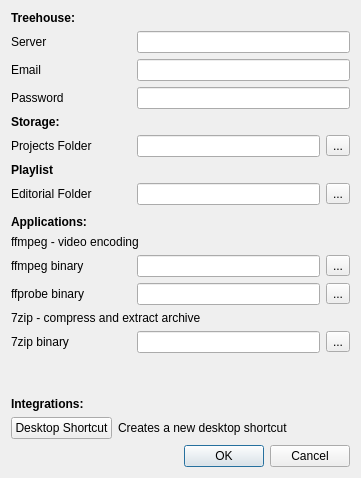
This is module/wildchildanimation/gui/forms/maya/settings_dialog.ui in dearyangyu/swing as Qt 5 draws it before an edit. The edited form follows.
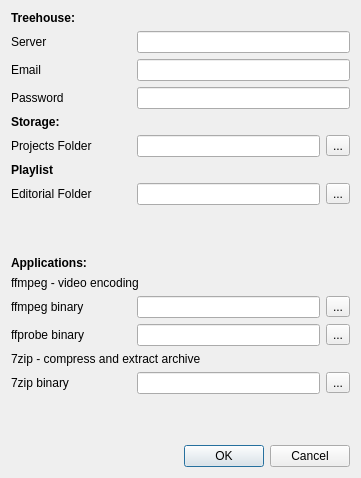
This is the edited form.

Diff of the .ui file:
```diff
--- a/module/wildchildanimation/gui/forms/maya/settings_dialog.ui
+++ b/module/wildchildanimation/gui/forms/maya/settings_dialog.ui
@@ -346,48 +346,7 @@
     </spacer>
    </item>
    <item>
-    <widget class="QLabel" name="labelIntegrations">
-     <property name="font">
-      <font>
-       <weight>75</weight>
-       <bold>true</bold>
-      </font>
-     </property>
-     <property name="text">
-      <string>Integrations:</string>
-     </property>
-    </widget>
-   </item>
-   <item>
-    <layout class="QHBoxLayout" name="horizontalLayout_8">
-     <item>
-      <widget class="QPushButton" name="pushButtonShortcut">
-       <property name="text">
-        <string>Desktop Shortcut</string>
-       </property>
-      </widget>
-     </item>
-     <item>
-      <widget class="QLabel" name="labelDesktopShortCut">
-       <property name="text">
-        <string>Creates a new desktop shortcut</string>
-       </property>
-      </widget>
-     </item>
-     <item>
-      <spacer name="horizontalSpacer">
-       <property name="orientation">
-        <enum>Qt::Horizontal</enum>
-       </property>
-       <property name="sizeHint" stdset="0">
-        <size>
-         <width>40</width>
-         <height>20</height>
-        </size>
-       </property>
-      </spacer>
-     </item>
-    </layout>
+    <layout class="QHBoxLayout" name="horizontalLayout_8"/>
    </item>
    <item>
     <widget class="QDialogButtonBox" name="buttonBox">
```
